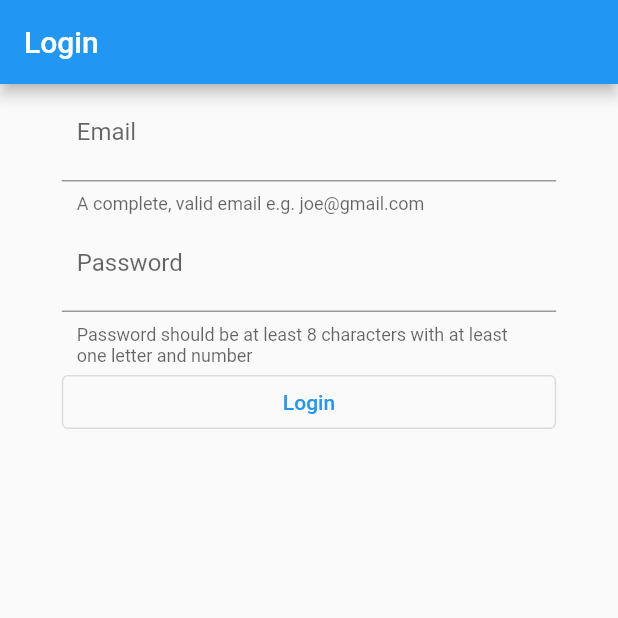
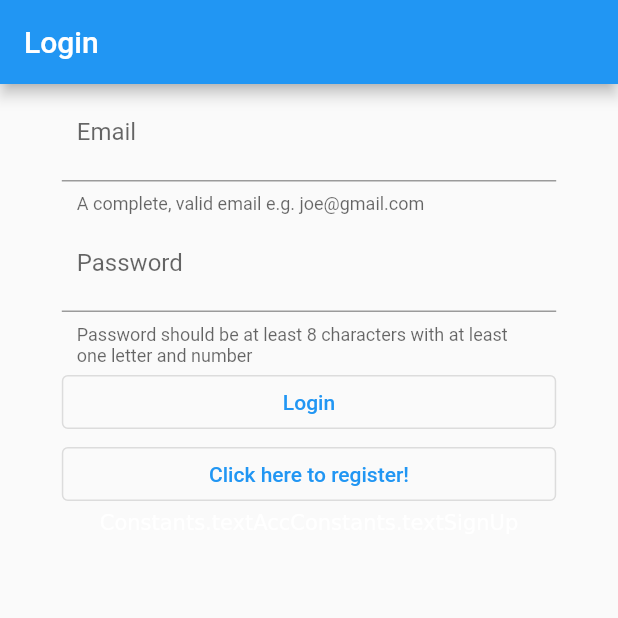
Before and after one commit to paste94/local_card_trading, a Flutter app: the screen it shows after launch, on a phone screen of 412 x 824 dp, the top half of it. Run offline on Flutter 3.47's test engine with Material 2 defaults, Android fonts, the phone set to English and light mode, and no system bars; our stand-ins replace bloc, cloud_firestore, equatable, firebase_auth, firebase_core, flutter_bloc and 3 more; accounts and stored records are empty; generated files the repository leaves out were written again.

Commit message:
added registration

```diff
--- a/lib/views/auth/login_view/login.dart
+++ b/lib/views/auth/login_view/login.dart
@@ -1,12 +1,11 @@
+import 'package:flutter/gestures.dart';
 import 'package:flutter/material.dart';
 import 'package:flutter_bloc/flutter_bloc.dart';
-import 'package:local_card_trading/app.dart';
 import 'package:local_card_trading/bloc/auth/authentication_bloc.dart';
 import 'package:local_card_trading/bloc/form/form_bloc.dart';
-import 'package:local_card_trading/constants/routes.dart';
-import 'package:local_card_trading/services/auth/auth_service.dart';
 import 'package:flutter_gen/gen_l10n/app_localizations.dart';
 import 'package:local_card_trading/utils/dialogs.dart';
+import 'package:local_card_trading/views/auth/register_view/register.dart';
 import 'package:local_card_trading/views/home/home.dart';
 
 class LoginView extends StatelessWidget {
@@ -48,6 +47,8 @@ class LoginView extends StatelessWidget {
               _EmailField(),
               _PasswordField(),
               _SubmitButton(),
+              _GoToRegisterView(),
+              _SignInNavigate(),
             ],
           ))),
     );
@@ -144,3 +145,56 @@ class _SubmitButton extends StatelessWidget {
     });
   }
 }
+
+class _GoToRegisterView extends StatelessWidget {
+  const _GoToRegisterView({super.key});
+
+  @override
+  Widget build(BuildContext context) {
+    Size size = MediaQuery.of(context).size;
+    return BlocBuilder<FormBloc, FormsValidate>(builder: (context, state) {
+      return state.isLoading
+          ? const Center(
+              child: CircularProgressIndicator(),
+            )
+          : SizedBox(
+              width: size.width * 0.8,
+              child: OutlinedButton(
+                onPressed: !state.isFormValid
+                    ? () => context
+                        .read<FormBloc>()
+                        .add(const FormSubmitted(value: Status.signUp))
+                    : null,
+                child: Text(AppLocalizations.of(context).click_to_register),
+              ),
+            );
+    });
+  }
+}
+
+class _SignInNavigate extends StatelessWidget {
+  const _SignInNavigate({Key? key}) : super(key: key);
+
+  @override
+  Widget build(BuildContext context) {
+    return RichText(
+        textAlign: TextAlign.center,
+        text: TextSpan(children: <TextSpan>[
+          const TextSpan(
+            text: 'Constants.textAcc',
+          ),
+          TextSpan(
+            recognizer: TapGestureRecognizer()
+              ..onTap = () => {
+                    Navigator.of(context).pop(),
+                    Navigator.push(
+                      context,
+                      MaterialPageRoute(
+                          builder: (context) => const RegisterView()),
+                    )
+                  },
+            text: 'Constants.textSignUp',
+          ),
+        ]));
+  }
+}
--- a/lib/views/auth/register.dart
+++ b/lib/views/auth/register_view/register.dart
@@ -32,7 +32,7 @@ class _RegisterViewState extends State<RegisterView> {
   @override
   Widget build(BuildContext context) {
     return Scaffold(
-      appBar: AppBar(title: Text(AppLocalizations.of(context)!.register)),
+      appBar: AppBar(title: Text(AppLocalizations.of(context).register)),
       body: Column(
         children: [
           TextField(
@@ -41,7 +41,7 @@ class _RegisterViewState extends State<RegisterView> {
             autocorrect: false,
             keyboardType: TextInputType.emailAddress,
             decoration: InputDecoration(
-                hintText: AppLocalizations.of(context)!.enter_email),
+                hintText: AppLocalizations.of(context).enter_email),
           ),
           TextField(
             controller: _password,
@@ -49,10 +49,10 @@ class _RegisterViewState extends State<RegisterView> {
             enableSuggestions: false,
             autocorrect: false,
             decoration: InputDecoration(
-                hintText: AppLocalizations.of(context)!.password),
+                hintText: AppLocalizations.of(context).password),
           ),
           TextButton(
-            child: Text(AppLocalizations.of(context)!.register),
+            child: Text(AppLocalizations.of(context).register),
             onPressed: () async {
               final email = _email.text;
               final password = _password.text;
@@ -80,7 +80,7 @@ class _RegisterViewState extends State<RegisterView> {
               ROUTE_LOGIN,
               (_) => false,
             ),
-            child: Text(AppLocalizations.of(context)!.click_to_log_in),
+            child: Text(AppLocalizations.of(context).click_to_log_in),
           )
         ],
       ),
```
Also changed, not shown: lib/main.dart (+0 -53 lines), lib/utils/dialogs.dart (+4 -4 lines), lib/views/home/home.dart (+4 -4 lines), lib/views/settings/settings.dart (+5 -9 lines).
